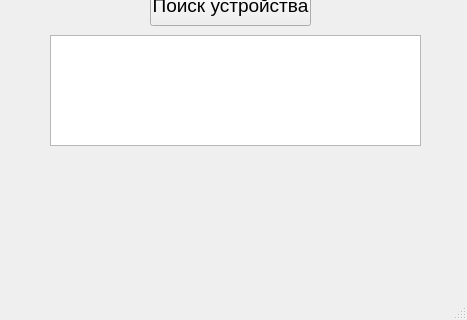
This is ui/MainWindow.ui in XCV0/CallibriProject as Qt 5 draws it before an edit; both pictures show x 0 to 467 and y 215 to 535 of the 467 by 535 pixel window. The edited form follows.
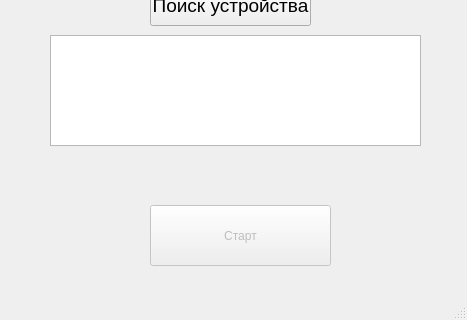
This is the edited form.

```diff
--- a/ui/MainWindow.ui
+++ b/ui/MainWindow.ui
@@ -94,6 +94,22 @@
      </rect>
     </property>
    </widget>
+   <widget class="QPushButton" name="startConServBtn">
+    <property name="enabled">
+     <bool>false</bool>
+    </property>
+    <property name="geometry">
+     <rect>
+      <x>150</x>
+      <y>420</y>
+      <width>181</width>
+      <height>61</height>
+     </rect>
+    </property>
+    <property name="text">
+     <string>Старт</string>
+    </property>
+   </widget>
   </widget>
   <widget class="QStatusBar" name="statusbar"/>
  </widget>
```
